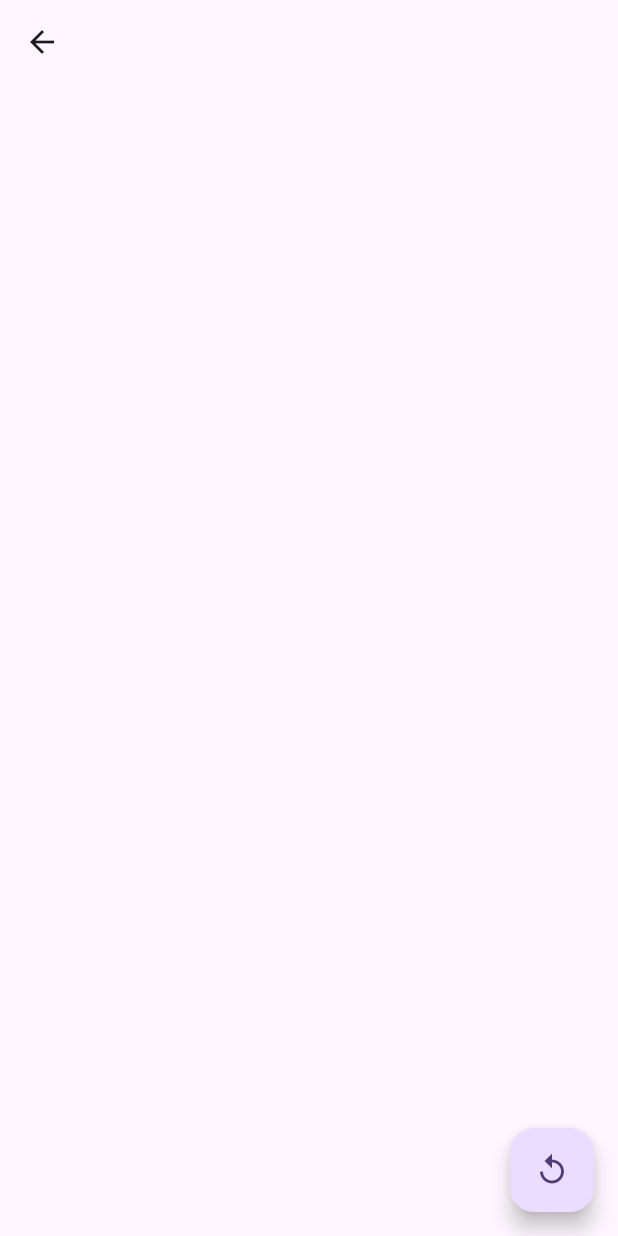
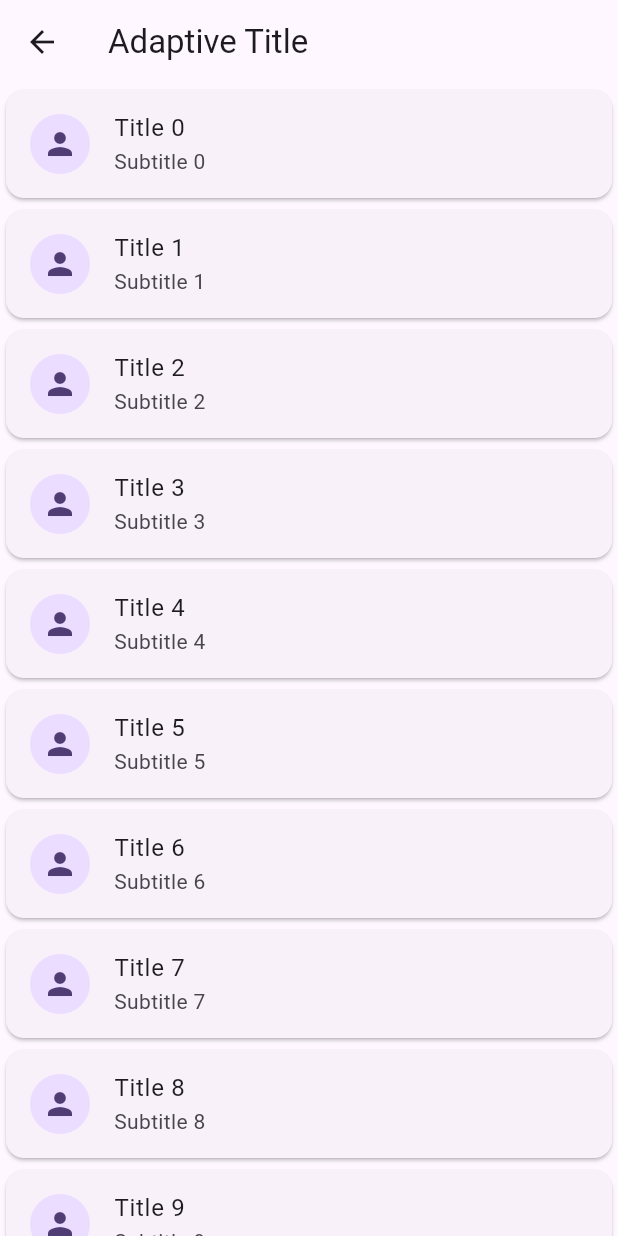
Before and after one commit to vlkonoshenko/multiplatform_solutions, a Flutter app: the screen it shows after launch, after a tap on "Adaptive", on a phone screen of 412 x 824 dp. Run offline on Flutter 3.47's test engine with Material 2 defaults, Android fonts, the phone set to English and light mode, and no system bars; our stand-ins replace popover, webview_flutter; missing offline and left inert: dart:html.

Commit message:
chore: update

```diff
--- a/lib/main.dart
+++ b/lib/main.dart
@@ -19,7 +19,8 @@ class MyApp extends StatelessWidget {
       ),
       home: Builder(builder: (context) {
         return Scaffold(
-          body: Column(children: [
+          body: SafeArea(
+            child: Column(children: [
               TextButton(
                   onPressed: () => _onWebviewPressed(context),
                   child: const Text('WebviewScreen')),
@@ -27,6 +28,7 @@ class MyApp extends StatelessWidget {
                   onPressed: () => _onAdaptivePressed(context),
                   child: const Text('Adaptive')),
             ]),
+          ),
         );
       }),
     );
--- a/lib/screens/adaptive_screen.dart
+++ b/lib/screens/adaptive_screen.dart
@@ -1,5 +1,6 @@
 import 'package:flutter/material.dart';
-import 'package:http/http.dart' as http;
+import 'package:multiplatform_solution/screens/widgets/grid_person_tile.dart';
+import 'package:multiplatform_solution/screens/widgets/list_person_tile.dart';
 
 class AdaptiveScreen extends StatefulWidget {
   const AdaptiveScreen({super.key});
@@ -9,32 +10,53 @@ class AdaptiveScreen extends StatefulWidget {
 }
 
 class _AdaptiveScreenState extends State<AdaptiveScreen> {
-  String _htmlText = '';
+  final _title = 'Adaptive Title';
 
   @override
   Widget build(BuildContext context) {
+    return LayoutBuilder(builder: (context, constraints) {
+      if (constraints.maxWidth < 720) {
         return Scaffold(
-      appBar: AppBar(),
-      body: Center(
-        child: Column(
-          mainAxisAlignment: MainAxisAlignment.center,
-          children: <Widget>[
-            Text(_htmlText),
-          ],
+          appBar: AppBar(
+            title: Text(_title),
+          ),
+          body: ListView(
+            children: generateItems(120)
+                .map((index) => ListPersonTile(index: index))
+                .toList(),
+          ),
+        );
+      } else {
+        return Scaffold(
+          body: Row(
+            children: [
+              SizedBox(
+                width: 160,
+                child: Column(children: [
+                  Row(
+                    children: [const BackButton(), Text(_title)],
+                  )
+                ]),
+              ),
+              Expanded(
+                child: GridView(
+                  gridDelegate: const SliverGridDelegateWithFixedCrossAxisCount(
+                      childAspectRatio: 1, crossAxisCount: 3),
+                  children: generateItems(120)
+                      .map((index) => GridPersonTile(index: index))
+                      .toList(),
                 ),
               ),
-      floatingActionButton: FloatingActionButton(
-        onPressed: loadHtmlPage,
-        tooltip: 'Increment',
-        child: const Icon(Icons.replay_outlined),
+            ],
           ),
         );
       }
-
-  Future<void> loadHtmlPage() async {
-    final result = await http.get(Uri.parse('https://flutter.dev'));
-    setState(() {
-      _htmlText = result.body;
     });
   }
 }
+
+Iterable<int> generateItems<T>(int count) sync* {
+  for (int index = 0; index < count; index++) {
+    yield index;
+  }
+}
--- /dev/null
+++ b/lib/screens/adaptive_webview.dart
@@ -0,0 +1,3 @@
+import 'package:flutter/material.dart';
+
+Widget webView(String link) => const Placeholder();
--- /dev/null
+++ b/lib/screens/widgets/list_person_tile.dart
@@ -0,0 +1,42 @@
+import 'package:flutter/material.dart';
+
+class ListPersonTile extends StatelessWidget {
+  final int index;
+
+  const ListPersonTile({super.key, required this.index});
+
+  @override
+  Widget build(BuildContext context) {
+    return InkWell(
+      onTap: () => _onCardTapped(context),
+      child: Card(
+        child: ListTile(
+          leading: const CircleAvatar(child: Icon(Icons.person)),
+          title: Text('Title $index'),
+          subtitle: Text('Subtitle $index'),
+        ),
+      ),
+    );
+  }
+
+  void _onCardTapped(BuildContext context) {
+    showBottomSheet(
+        context: context,
+        builder: (context) {
+          return const FractionallySizedBox(
+            heightFactor: 0.3,
+            widthFactor: 1,
+            child: DecoratedBox(
+              decoration: BoxDecoration(color: Colors.white),
+              child: Column(
+                children: [
+                  Text('View Profile'),
+                  Text('Friends'),
+                  Text('Reports'),
+                ],
+              ),
+            ),
+          );
+        });
+  }
+}
--- a/pubspec.yaml
+++ b/pubspec.yaml
@@ -36,6 +36,8 @@ dependencies:
   # Use with the CupertinoIcons class for iOS style icons.
   cupertino_icons: ^1.0.2
   http: ^1.1.0
+  popover: ^0.2.8+2
+  webview_flutter: ^4.4.2
 
 dev_dependencies:
   flutter_test:
```
Also changed, not shown: lib/screens/webview_screen.dart (+71 -8 lines), lib/screens/widgets/grid_person_tile.dart (added, +41 -0 lines), lib/screens/widgets/platform_webview.dart (added, +19 -0 lines), pubspec.lock, 9 other files. Lines whose indentation alone changed are shown as unchanged.
